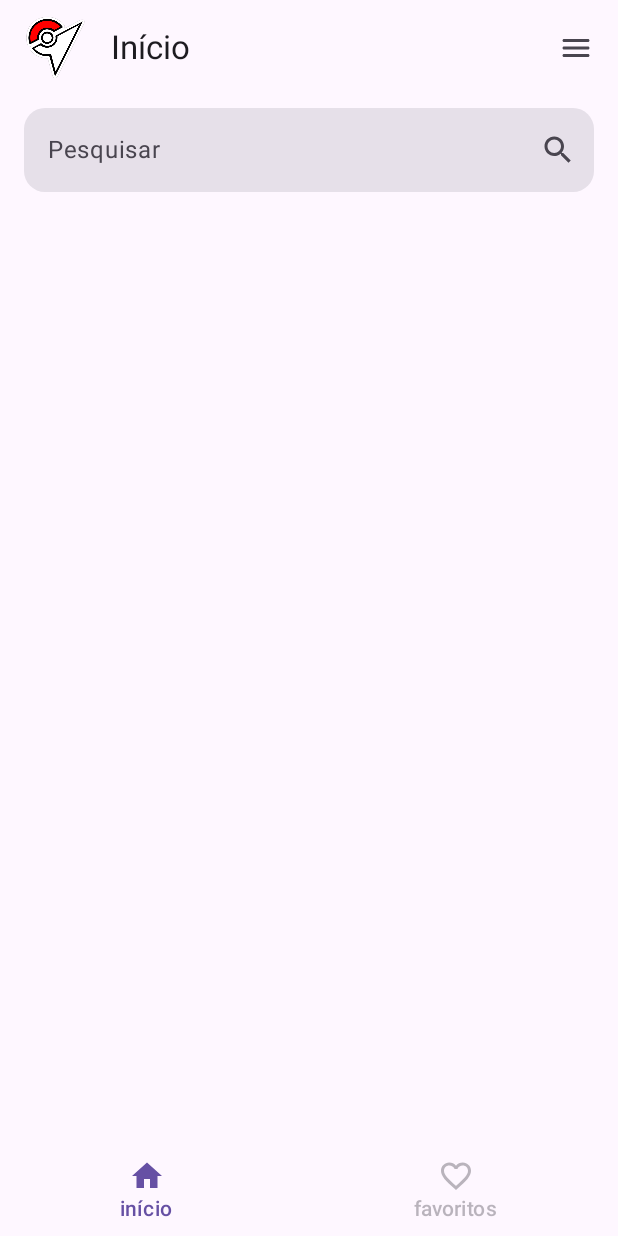
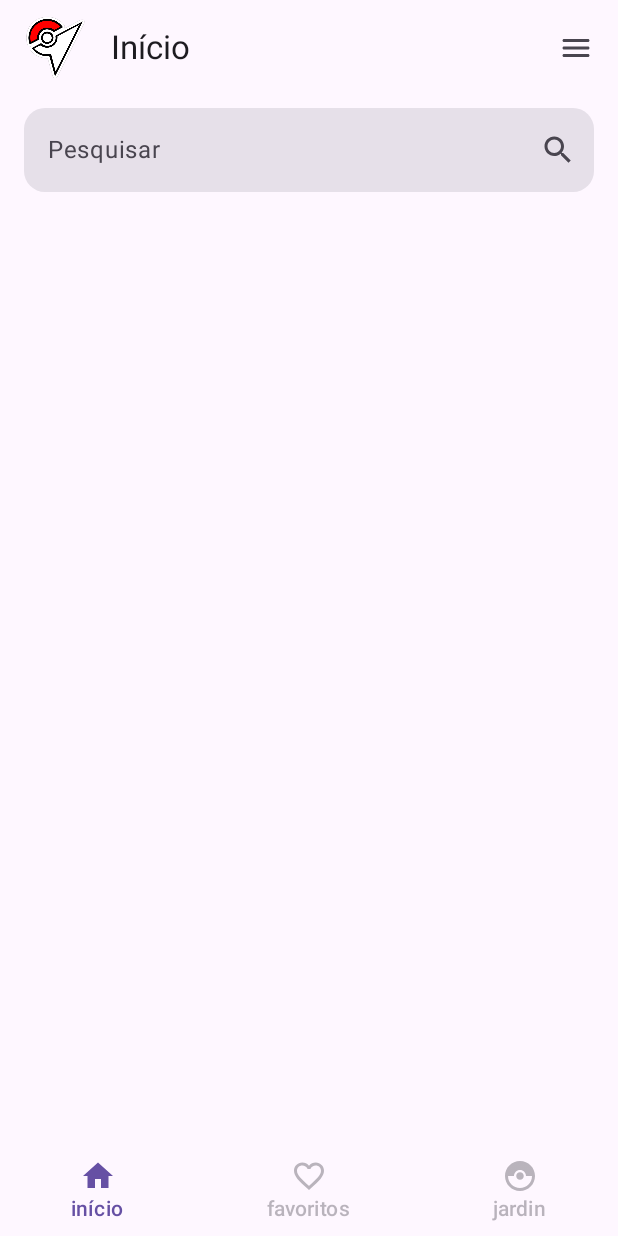
Before and after one commit to fagner02/PokemonApp, an Android app built with Jetpack Compose: the screen it shows after launch (PokemonActivity), on a phone screen of 412 x 824 dp. Run offline under Robolectric (Android 15) with nearby library versions, the phone set to English and light mode, and no system bars.

Commit message:
pokemon app

```diff
--- a/app/src/main/java/com/example/pokemon_app/Pokemon.kt
+++ b/app/src/main/java/com/example/pokemon_app/Pokemon.kt
@@ -48,6 +48,7 @@ import com.example.pokemon_app.api.Pokemon
 import com.example.pokemon_app.api.PokemonService
 import com.example.pokemon_app.components.BottomBar
 import com.example.pokemon_app.components.DetailsScreen
+import com.example.pokemon_app.components.GardenScreen
 import com.example.pokemon_app.components.HelpAndSupportScreen
 import com.example.pokemon_app.components.PokemonList
 import com.example.pokemon_app.components.SettingsScreen
@@ -238,6 +239,9 @@ class PokemonActivity : ComponentActivity() {
                                             }
                                         }
                                     }
+                                    composable("garden"){
+                                        GardenScreen(list.filter { x-> x.name.contains("cha") })
+                                    }
                                     composable("settings") {
                                         var isNotificationsEnabled by remember { mutableStateOf(true) }
                                         val context = LocalContext.current
--- a/app/src/main/java/com/example/pokemon_app/components/AppBars.kt
+++ b/app/src/main/java/com/example/pokemon_app/components/AppBars.kt
@@ -11,8 +11,10 @@ import androidx.compose.foundation.layout.width
 import androidx.compose.foundation.layout.windowInsetsPadding
 import androidx.compose.material.BottomNavigationDefaults.windowInsets
 import androidx.compose.material.icons.Icons
+import androidx.compose.material.icons.filled.CatchingPokemon
 import androidx.compose.material.icons.filled.Favorite
 import androidx.compose.material.icons.filled.Home
+import androidx.compose.material.icons.outlined.CatchingPokemon
 import androidx.compose.material.icons.outlined.FavoriteBorder
 import androidx.compose.material.icons.outlined.Home
 import androidx.compose.material.icons.rounded.Menu
@@ -88,6 +90,19 @@ fun BottomBar(route: String, navController: NavHostController) {
                     Text("favoritos")
                 }
             }
+
+            TextButton(enabled = route != "garden",
+                colors = bottomBarButtonColors,
+                onClick = { navController.navigate("garden") }) {
+                Column(horizontalAlignment = Alignment.CenterHorizontally) {
+                    Icon(
+                        if (route != "garden" +
+                            "") Icons.Outlined.CatchingPokemon else Icons.Filled.CatchingPokemon,
+                        contentDescription = "jardin"
+                    )
+                    Text("jardin")
+                }
+            }
         }
     }
 }
```
Also changed, not shown: app/src/main/java/com/example/pokemon_app/components/GardenScreen.kt (+136 -62 lines).
